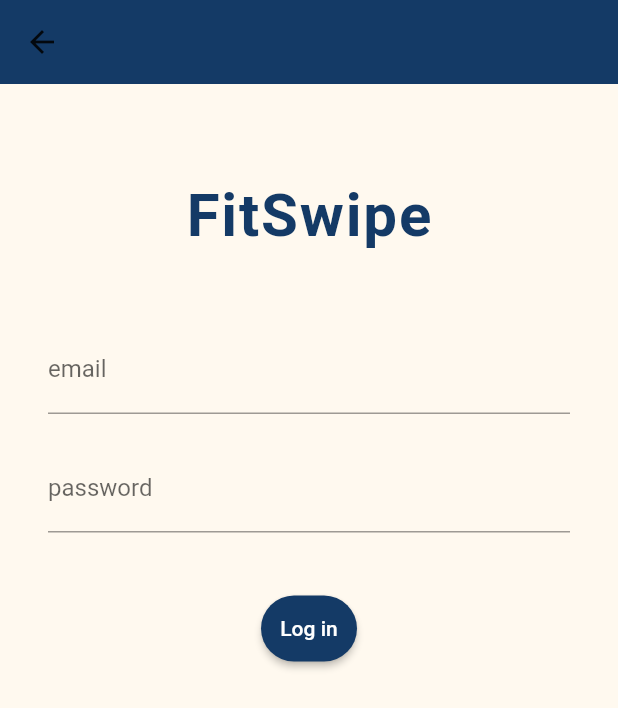
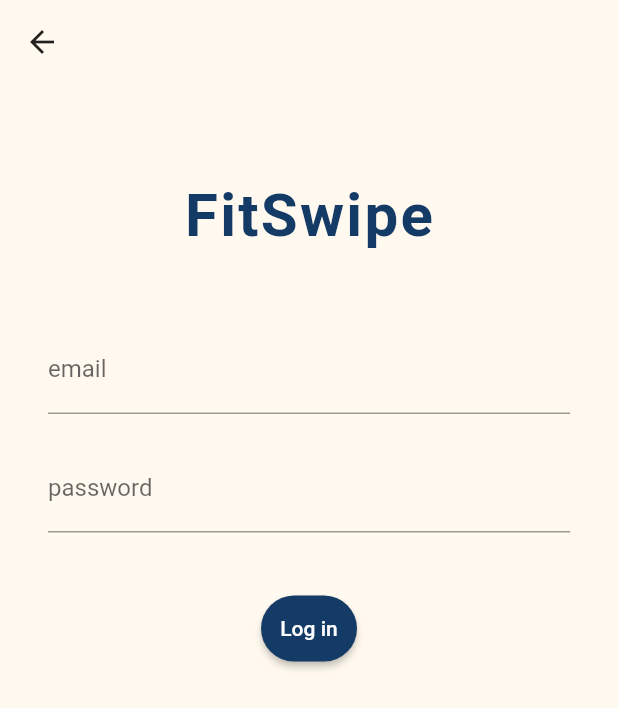
Before and after one commit to elifakcan/CS310-TERM-PROJECT, a Flutter app: the LoginPage screen opened by its route, on a phone screen of 412 x 824 dp. Shown: the top 708 px of the screen. Run offline on Flutter 3.47's test engine with Material 3 defaults, Android fonts, the phone set to English and light mode, and no system bars; our stand-ins replace cloud_firestore, firebase_auth, firebase_core, shared_preferences; accounts and stored records are empty.

Commit message:
Update login_page.dart

```diff
--- a/lib/screens/login/login_page.dart
+++ b/lib/screens/login/login_page.dart
@@ -79,6 +79,8 @@ class _LoginPageState extends State<LoginPage> {
     return Scaffold(
       appBar: AppBar(
         elevation: 0,
+        backgroundColor: Colors.transparent,
+        centerTitle: true,
         leading: IconButton(
           icon: Icon(Icons.arrow_back, color: colorScheme.onSurface),
           onPressed: () => Navigator.pop(context),
@@ -92,7 +94,16 @@ class _LoginPageState extends State<LoginPage> {
               crossAxisAlignment: CrossAxisAlignment.stretch,
               children: [
                 const SizedBox(height: 40),
-                const Center(child: Text('FitSwipe', style: AppTextStyles.logo)),
+                Center(
+                child: Text(
+                  'FitSwipe',
+                  style: AppTextStyles.logo.copyWith(
+                    color: colorScheme.primary,
+                    letterSpacing: 1.5,
+                  ),
+                ),
+              ),
+
                 const SizedBox(height: 50),
                 Form(
                   key: _formKey,
```
